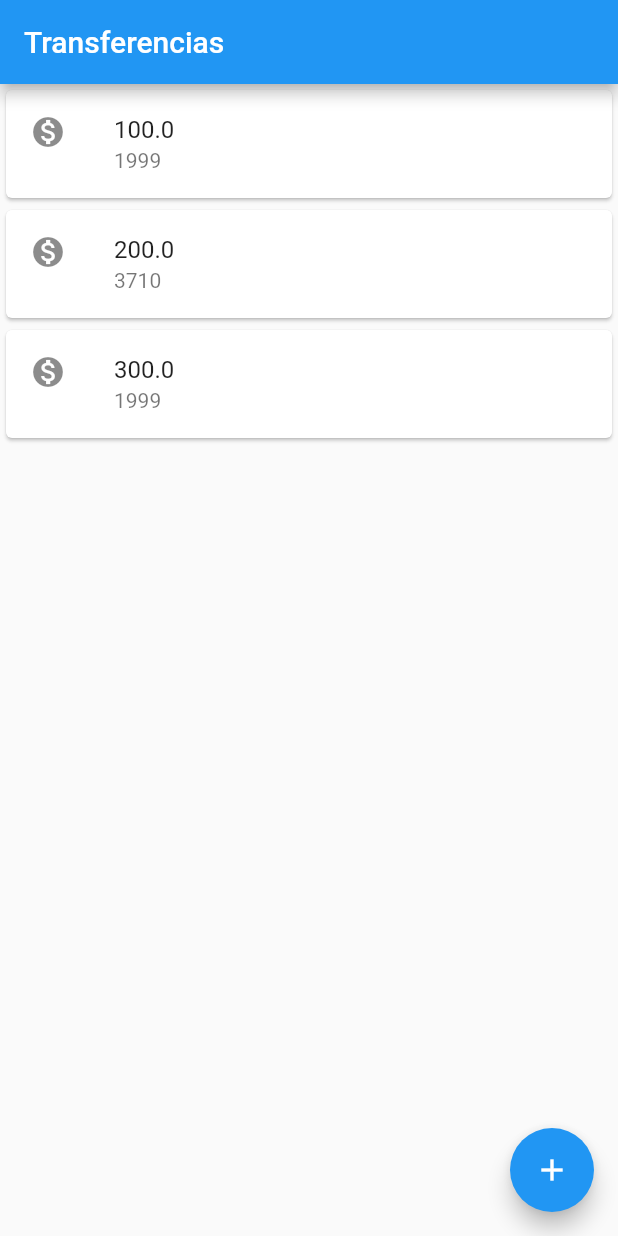
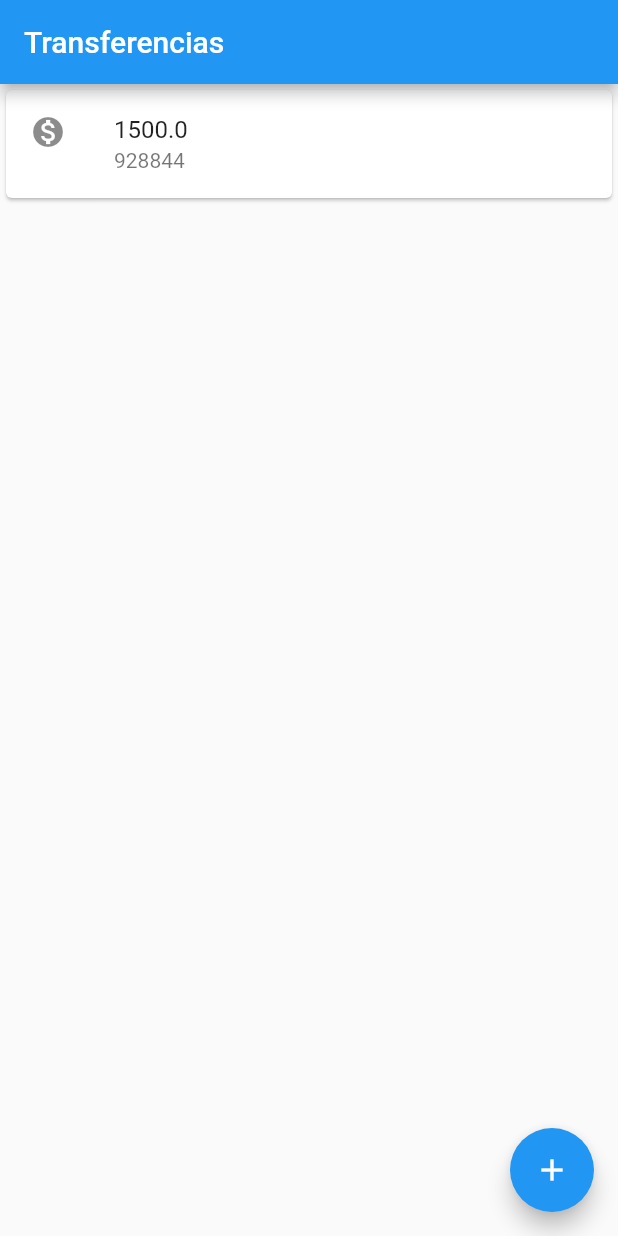
Before and after one commit to taynarodrigues/Fundamentos-de-Flutter, a Flutter app: the screen it shows after launch, on a phone screen of 412 x 824 dp. Run offline on Flutter 3.47's test engine with Material 2 defaults, Android fonts, the phone set to English and light mode, and no system bars.

```diff
--- a/lib/main.dart
+++ b/lib/main.dart
@@ -84,19 +84,24 @@ class Editor extends StatelessWidget {
 }
 
 class ListaTransferencias extends StatelessWidget {
+
+  final List<Transferencia> _transferencias = List();
+
   @override
   Widget build(BuildContext context) {
+    _transferencias.add(Transferencia(1500, 928844));
     // TODO: implement build
     return Scaffold(
       appBar: AppBar(
         title: Text('Transferencias'),
       ),
-      body: Column(
-        children: <Widget>[
-          ItemTransferencia(Transferencia(100, 1999)),
-          ItemTransferencia(Transferencia(200, 3710)),
-          ItemTransferencia(Transferencia(300, 1999)),
-        ],
+      body: ListView.builder(
+        itemCount: _transferencias.length,
+        itemBuilder: (context, indice){
+          final transferencia = _transferencias[indice];
+          return ItemTransferencia(transferencia);
+        },
+
       ),
       floatingActionButton: FloatingActionButton(
         onPressed: () {
@@ -106,6 +111,7 @@ class ListaTransferencias extends StatelessWidget {
           future.then((transferenciarecebida){
             debugPrint('Chegou no then do future');
           debugPrint('$transferenciarecebida');
+          _transferencias.add(transferenciarecebida);
     });
         },
         child: Icon(Icons.add),
```
